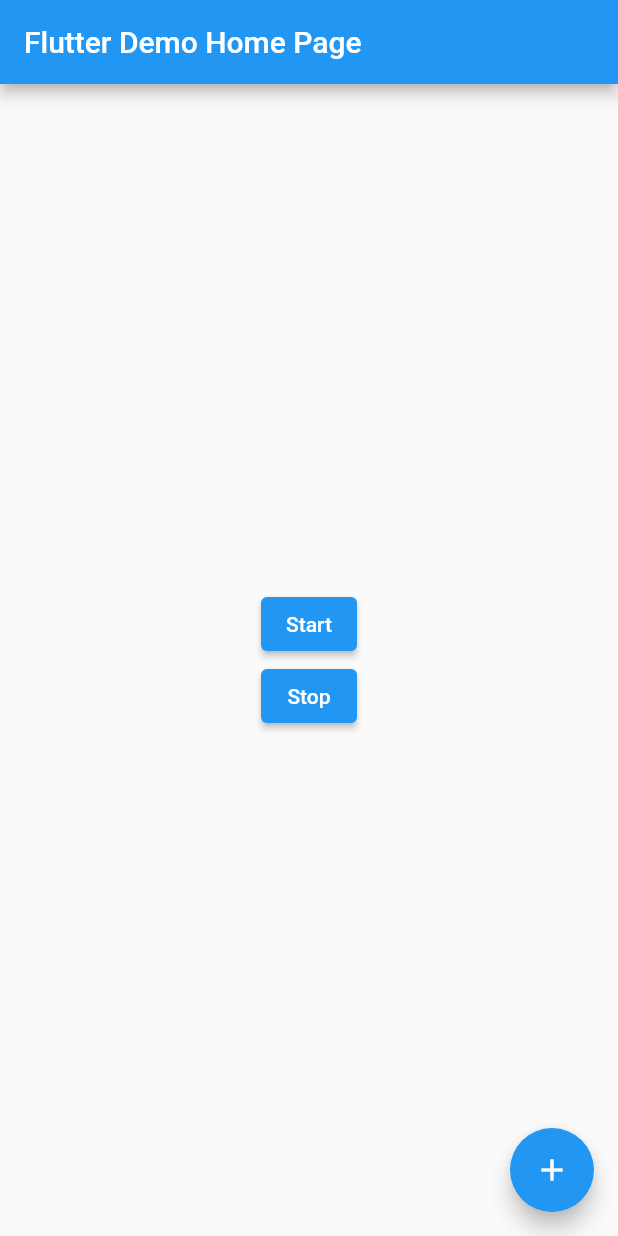
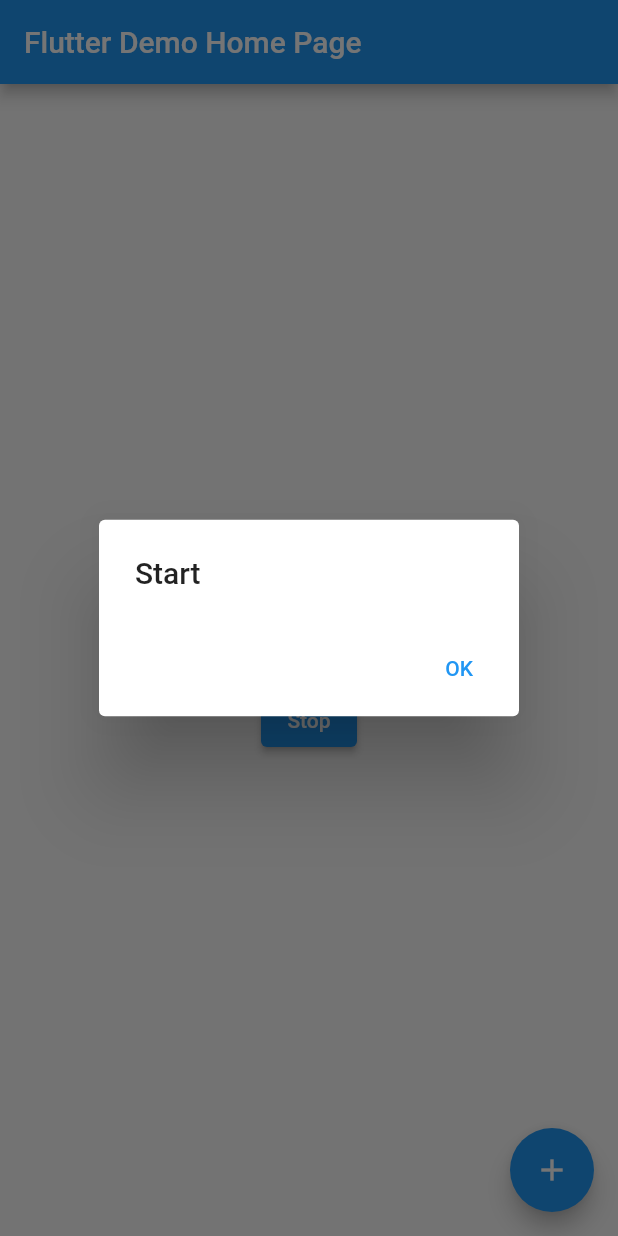
Before and after one commit to Vlad-Kostyuk/Car_Helper_GPS, a Flutter app: the screen it shows after launch, after a tap on "Start", on a phone screen of 412 x 824 dp. Run offline on Flutter 3.47's test engine with Material 2 defaults, Android fonts, the phone set to English and light mode, and no system bars; our stand-ins replace csv, equatable, flutter_bloc, location.

```diff
--- /dev/null
+++ b/lib/domain/blocs/home_bloc/home_bloc.dart
@@ -0,0 +1,14 @@
+import 'package:car_helper_gps/domain/blocs/home_bloc/home_event.dart';
+import 'package:car_helper_gps/domain/blocs/home_bloc/home_state.dart';
+import 'package:flutter_bloc/flutter_bloc.dart';
+
+class HomeBloc extends Bloc<HomeEvent, HomeState> {
+
+  HomeBloc() : super(const HomeInitial()) {
+    on<HomeNewDataUserSpeedAndDistanceEvent>(_mapButtonSave);
+  }
+
+  void _mapButtonSave(HomeNewDataUserSpeedAndDistanceEvent event, Emitter<HomeState> emit) {
+    emit(HomeUpdateUserSpeedAndDistanceState(speed: event.speed, totalDistance: event.totalDistance));
+  }
+}
--- /dev/null
+++ b/lib/domain/blocs/home_bloc/home_event.dart
@@ -0,0 +1,18 @@
+import 'package:equatable/equatable.dart';
+
+abstract class HomeEvent extends Equatable {
+  const HomeEvent();
+
+  @override
+  List<Object> get props => [];
+}
+
+class HomeNewDataUserSpeedAndDistanceEvent extends HomeEvent {
+  final int speed;
+  final double totalDistance;
+
+  const HomeNewDataUserSpeedAndDistanceEvent({required this.speed, required this.totalDistance});
+
+  @override
+  List<Object> get props => [];
+}
--- /dev/null
+++ b/lib/domain/blocs/home_bloc/home_state.dart
@@ -0,0 +1,26 @@
+import 'package:equatable/equatable.dart';
+
+abstract class HomeState extends Equatable {
+  const HomeState();
+
+  @override
+  List<Object> get props => [];
+}
+
+class HomeInitial extends HomeState {
+
+  const HomeInitial();
+
+  @override
+  List<Object> get props => [];
+}
+
+class HomeUpdateUserSpeedAndDistanceState extends HomeState {
+  final int speed;
+  final double totalDistance;
+
+  const HomeUpdateUserSpeedAndDistanceState({required this.speed, required this.totalDistance});
+
+  @override
+  List<Object> get props => [];
+}
--- a/lib/main.dart
+++ b/lib/main.dart
@@ -1,177 +1,31 @@
-import 'dart:async';
-import 'dart:developer';
-import 'package:csv/csv.dart';
+import 'package:car_helper_gps/presentation/page/home_page.dart';
 import 'package:flutter/material.dart';
-import 'package:geolocator/geolocator.dart';
-import 'package:intl/intl.dart';
-import 'dart:io';
+import 'package:flutter_bloc/flutter_bloc.dart';
+import 'domain/blocs/home_bloc/home_bloc.dart';
+
 
 void main() {
-  runApp(MyApp());
+  runApp(const MyApp());
 }
 
-const LocationSettings locationSettings = LocationSettings(
-  accuracy: LocationAccuracy.bestForNavigation,
-  distanceFilter: 0,
-);
-
-late List<dynamic> associateList = [];
-late StreamSubscription<Position> positionStream;
-
-
 class MyApp extends StatelessWidget {
-  @override
-  Widget build(BuildContext context) {
-    return MaterialApp(
-      title: 'Flutter Demo',
-      theme: ThemeData(
-        primarySwatch: Colors.blue,
-      ),
-      home: MyHomePage(),
-    );
-  }
-}
-
-class MyHomePage extends StatefulWidget {
-
-  final String title = 'Flutter Demo Home Page';
-
-  @override
-  _MyHomePageState createState() => _MyHomePageState();
-}
-
-class _MyHomePageState extends State<MyHomePage> {
+  const MyApp({Key? key}) : super(key: key);
 
   @override
   Widget build(BuildContext context) {
-    return Scaffold(
-      appBar: AppBar(
-        title: Text(widget.title),
-      ),
-      body: Center(
-        child: Column(
-          mainAxisAlignment: MainAxisAlignment.center,
-          children: <Widget>[
-
-            ElevatedButton(
-              onPressed: ()  async {
-               await _determinePosition();
-                getUserPositionAndWrites();
-              },
-              child: const Text('Start'),
-            ),
-
-            ElevatedButton(
-              onPressed: ()  async {
-                getUserPositionAndWritesStop();
-              },
-              child: const Text('Stop'),
-            )
-
-          ],
+    return MultiBlocProvider(
+      providers: [
+        BlocProvider<HomeBloc>(
+          create: (context) => HomeBloc(),
         ),
-      ),
-      floatingActionButton: const FloatingActionButton(
-        onPressed: _generateCsvFile,
-        tooltip: 'Increment',
-        child: Icon(Icons.add),
+      ],
+      child: MaterialApp(
+        title: 'Flutter Demo',
+        theme: ThemeData(
+          primarySwatch: Colors.blue,
+        ),
+        home: const MyHomePage(),
       ),
     );
   }
 }
-
-
-Future<Position> _determinePosition() async {
-  bool serviceEnabled;
-  LocationPermission permission;
-
-  serviceEnabled = await Geolocator.isLocationServiceEnabled();
-  if (!serviceEnabled) {
-    return Future.error('Location services are disabled.');
-  }
-
-  permission = await Geolocator.checkPermission();
-  if (permission == LocationPermission.denied) {
-    permission = await Geolocator.requestPermission();
-    if (permission == LocationPermission.denied) {
-      return Future.error('Location permissions are denied');
-    }
-  }
-
-  if (permission == LocationPermission.deniedForever) {
-    return Future.error(
-        'Location permissions are permanently denied, we cannot request permissions.');
-  }
-  return await Geolocator.getCurrentPosition(desiredAccuracy: LocationAccuracy.high);
-}
-
-getUserPositionAndWrites() {
-  int number = 1;
-
- // var tmp = new Location();
-
-  positionStream = Geolocator.getPositionStream(locationSettings: locationSettings).listen(
-          (Position? position) {
-      //  log(position == null ? 'Unknown' : '${position.latitude.toString()}, ${position.longitude.toString()}');
-        //log(position == null ? 'Unknown' : position.timestamp.toString());
-
-        if(position != null) _onAccelerate(position.speed);
-
-        double mpstokmph(double mps) => mps * 18 / 5;
-
-        if(position != null) log(mpstokmph(position.speed).toString());
-
-        if(position != null) associateList.add({"№": number, "lat": position.latitude.toString(), "lon": position.longitude.toString(), "time": DateFormat('HH:mm:ss').format(position.timestamp!)});
-        number++;
-      });
-
-}
-
-void _onAccelerate(double _location) {
-  log('-----');
-  log('${_location!= null && _location * 3600 / 1000 > 0 ? (_location * 3600 / 1000).toStringAsFixed(2) : 0} KM/h');
-
-}
-
-
-getUserPositionAndWritesStop() {
-  positionStream.cancel();
-  _generateCsvFile();
-}
-
-void _generateCsvFile() async {
-
-  DateTime now = DateTime.now();
-
-  List<List<dynamic>> rows = [];
-
-  List<dynamic> row = [];
-  row.add("№");
-  row.add("latitude");
-  row.add("longitude");
-  row.add("time");
-  rows.add(row);
-  for (int i = 0; i < associateList.length; i++) {
-    List<dynamic> row = [];
-    row.add(associateList[i]["№"] - 1);
-    row.add(associateList[i]["lat"]);
-    row.add(associateList[i]["lon"]);
-    row.add(associateList[i]["time"]);
-    rows.add(row);
-  }
-
-  String csv = const ListToCsvConverter().convert(rows);
-
-  String formattedDate = DateFormat('yyyy-MM-dd, HH-mm').format(now);
-  log(formattedDate.toString());
-
-  String file = "/storage/emulated/0/Documents/Flutter";
-
-  Directory(file).createSync();
-
-  File f = File('$file/$formattedDate.csv');
-
-  await f.create();
-
-  f.writeAsString(csv);
-}
--- /dev/null
+++ b/lib/presentation/page/home_page.dart
@@ -0,0 +1,252 @@
+import 'dart:async';
+import 'dart:math';
+import 'package:car_helper_gps/domain/blocs/home_bloc/home_bloc.dart';
+import 'package:car_helper_gps/domain/blocs/home_bloc/home_event.dart';
+import 'package:car_helper_gps/domain/blocs/home_bloc/home_state.dart';
+import 'package:csv/csv.dart';
+import 'package:flutter/material.dart';
+import 'package:intl/intl.dart';
+import 'dart:io';
+import 'package:location/location.dart';
+import 'package:flutter_bloc/flutter_bloc.dart';
+
+
+bool itFitsPoint = false;
+late StreamSubscription<LocationData> locationSubscription;
+late List<dynamic> associateList = [];
+Location location = Location();
+int speedUser = 0;
+late LocationData lastPoint;
+double totalDistance = 0;
+late HomeBloc bloc;
+
+class MyHomePage extends StatefulWidget {
+  final String title = 'Flutter Demo Home Page';
+
+  const MyHomePage({Key? key}) : super(key: key);
+
+  @override
+  _MyHomePageState createState() => _MyHomePageState();
+}
+
+
+class _MyHomePageState extends State<MyHomePage> {
+  bool isWriteGPSUserLocation = false;
+
+  @override
+  void initState() {
+    super.initState();
+    bloc = BlocProvider.of<HomeBloc>(context);
+  }
+
+  @override
+  Widget build(BuildContext context) {
+    return Scaffold(
+      appBar: AppBar(
+        title: Text(widget.title),
+      ),
+      body: Center(
+        child: Column(
+          mainAxisAlignment: MainAxisAlignment.center,
+          children: <Widget>[
+
+            BlocConsumer<HomeBloc, HomeState>(
+                builder: (context, state) {
+                  return Column(
+                    children: const [
+
+                      Text('0 km/h'),
+                      Text('0.0 km'),
+
+                    ],
+                  );
+                },
+              listener: (context, state) {
+                if(state is HomeUpdateUserSpeedAndDistanceState) {
+
+                  print(state.totalDistance.toString());
+
+                  Column(
+                    children: [
+
+                      Text('${state.speed} km/h'),
+                      Text('${state.totalDistance} km'),
+
+                    ],
+                  );
+                }
+              }
+            ),
+
+            ElevatedButton(
+              onPressed: ()  async {
+                showDialog<String>(
+                  context: context,
+                  builder: (BuildContext context) => AlertDialog(
+                    title: const Text('Start'),
+                    actions: <Widget>[
+                      TextButton(
+                        onPressed: () => Navigator.pop(context, 'OK'),
+                        child: const Text('OK'),
+                      ),
+                    ],
+                  ),
+                );
+                if(isWriteGPSUserLocation !=true) _determinePosition(context);
+                isWriteGPSUserLocation = true;
+              },
+              child: const Text('Start'),
+            ),
+
+            ElevatedButton(
+              onPressed: ()  async {
+                showDialog<String>(
+                  context: context,
+                  builder: (BuildContext context) => AlertDialog(
+                    title: const Text('Stop'),
+                    actions: <Widget>[
+                      TextButton(
+                        onPressed: () => Navigator.pop(context, 'OK'),
+                        child: const Text('OK'),
+                      ),
+                    ],
+                  ),
+                );
+                if(isWriteGPSUserLocation !=false) writesUserAllRouteToFileAndStopGetUserLocation();
+                isWriteGPSUserLocation = false;
+              },
+              child: const Text('Stop'),
+            )
+
+          ],
+        ),
+      ),
+      floatingActionButton: const FloatingActionButton(
+        onPressed: _generateCsvFile,
+        tooltip: 'Increment',
+        child: Icon(Icons.add),
+      ),
+    );
+  }
+}
+
+
+void _determinePosition(BuildContext context) async {
+  int number = 1;
+  bool _serviceEnabled;
+  PermissionStatus _permissionGranted;
+  double distanceLastPoint = 0.0;
+  location.enableBackgroundMode(enable: true);
+  location.changeSettings(distanceFilter: 0, accuracy: LocationAccuracy.high);
+
+  _serviceEnabled = await location.serviceEnabled();
+  if (!_serviceEnabled) {
+    _serviceEnabled = await location.requestService();
+    if (!_serviceEnabled) {
+      return;
+    }
+  }
+
+  _permissionGranted = await location.hasPermission();
+  if (_permissionGranted == PermissionStatus.denied) {
+    print('Location permissions are denied');
+    _permissionGranted = await location.requestPermission();
+    if (_permissionGranted != PermissionStatus.granted) {
+      return;
+    }
+  }
+
+  locationSubscription = location.onLocationChanged.listen((LocationData currentLocation) {
+    if(itFitsPoint == false) {
+      lastPoint = currentLocation;
+      itFitsPoint = true;
+    }
+
+    DateTime date = DateTime.fromMillisecondsSinceEpoch(currentLocation.time!.toInt());
+    String output1 = DateFormat('HH:mm:ss').format(date);
+
+    int speed = (currentLocation.speed! * 3.6).toInt();
+    speedUser = speed;
+
+    distanceLastPoint = calculateDistance(lastPoint.latitude, lastPoint.longitude, currentLocation.latitude, currentLocation.longitude);
+    totalDistance = totalDistance + distanceLastPoint;
+    lastPoint = currentLocation;
+
+  //  BlocProvider.of<HomeBloc>(context).add(HomeNewDataUserSpeedAndDistanceEvent(speed: speed, totalDistance: totalDistance));
+
+    print('----------');
+    print(speed.toString());
+    print(output1.toString());
+    print(totalDistance.toPrecision(2));
+    print(distanceLastPoint.toPrecision(2));
+
+    associateList.add({"№": number, "lat": currentLocation.latitude.toString(), "lon": currentLocation.longitude.toString(), "speed": speed, "totalDistance": totalDistance.toPrecision(2), "distanceLastPoint": distanceLastPoint.toPrecision(2), "time": output1});
+    number++;
+  });
+}
+
+extension Ex on double {
+  double toPrecision(int n) => double.parse(toStringAsFixed(n));
+}
+
+double calculateDistance(lat1, lon1, lat2, lon2){
+  var p = 0.017453292519943295;
+  var a = 0.5 - cos((lat2 - lat1) * p)/2 + cos(lat1 * p) * cos(lat2 * p) *
+      (1 - cos((lon2 - lon1) * p))/2;
+  return 12742 * asin(sqrt(a));
+}
+
+writesUserAllRouteToFileAndStopGetUserLocation() {
+  if(itFitsPoint != false) itFitsPoint = false;
+  locationSubscription.cancel();
+  _generateCsvFile();
+}
+
+void _generateCsvFile() async {
+  DateTime now = DateTime.now();
+
+  List<List<dynamic>> rows = [];
+
+  List<dynamic> row = [];
+  row.add("№");
+  row.add("latitude");
+  row.add("longitude");
+  row.add("speed");
+  row.add("totalDistance");
+  row.add("distanceLastPoint");
+  row.add("time");
+  rows.add(row);
+  for (int i = 0; i < associateList.length; i++) {
+    List<dynamic> row = [];
+    row.add(associateList[i]["№"] - 1);
+    row.add(associateList[i]["lat"]);
+    row.add(associateList[i]["lon"]);
+    row.add(associateList[i]["speed"]);
+    row.add(associateList[i]["totalDistance"]);
+    row.add(associateList[i]["distanceLastPoint"]);
+    row.add(associateList[i]["time"]);
+    rows.add(row);
+  }
+
+  String csv = const ListToCsvConverter().convert(rows);
+
+  String formattedDate = DateFormat('yyyy-MM-dd, HH-mm').format(now);
+  print(formattedDate.toString());
+
+  String file = "/storage/emulated/0/Documents/Flutter";
+
+  Directory(file).createSync();
+
+  File f = File('$file/$formattedDate.csv');
+
+  await f.create();
+
+  f.writeAsString(csv);
+}
+
+
+class CounterCubit extends Cubit<int> {
+  CounterCubit() : super(0);
+
+  void increment() => emit(state);
+}
```
Also changed, not shown: pubspec.yaml (+6 -2 lines), pubspec.lock, 1 other file.
